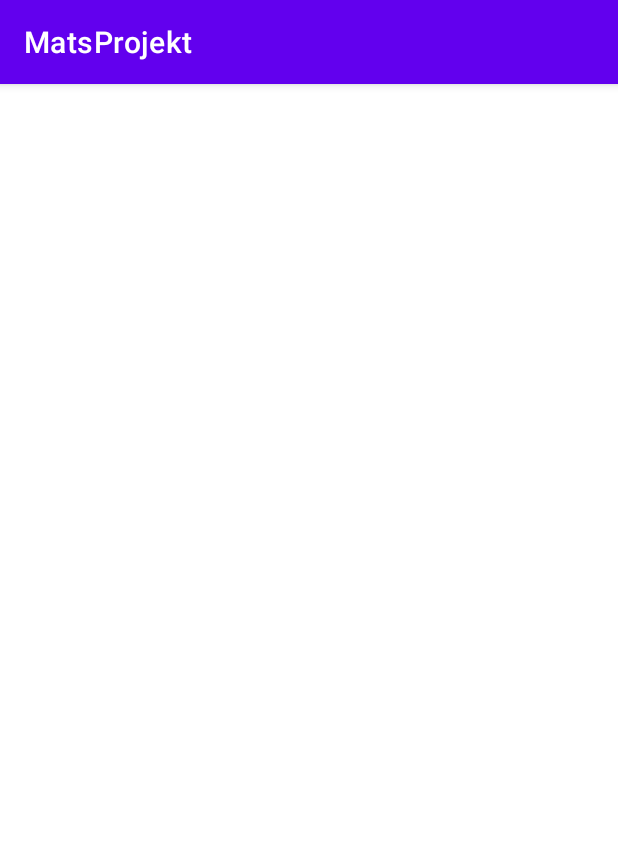
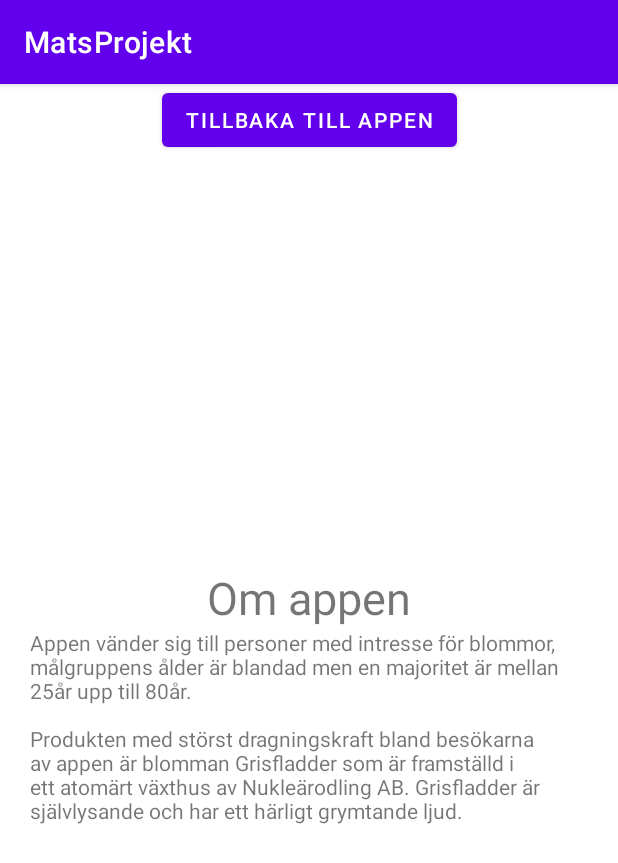
Before and after one commit to i19matla/MatsProjekt, an Android app: the about screen opened directly, with no data from a screen before it, on a phone screen of 412 x 824 dp. Shown: the top 863 px of the screen. Run offline under Robolectric (Android 15) with nearby library versions, the phone set to English and light mode, and no system bars.

Commit message:
Knapp tillagd för att kunna navigera tillbaka till mainsidan.
Två textview tillagda i xmlfilen om appen i en linearlayout.

```diff
--- a/app/src/main/java/com/matslath/matsprojekt/about.java
+++ b/app/src/main/java/com/matslath/matsprojekt/about.java
@@ -3,6 +3,8 @@ package com.matslath.matsprojekt;
 import androidx.appcompat.app.AppCompatActivity;
 
 import android.os.Bundle;
+import android.view.View;
+import android.widget.Button;
 
 public class about extends AppCompatActivity {
 
@@ -10,5 +12,13 @@ public class about extends AppCompatActivity {
     protected void onCreate(Bundle savedInstanceState) {
         super.onCreate(savedInstanceState);
         setContentView(R.layout.activity_about);
+
+        Button close = findViewById(R.id.tillMain);
+        close.setOnClickListener(new View.OnClickListener() {
+            @Override
+            public void onClick(View view) {
+                finish();
+            }
+        });
     }
 }
--- a/app/src/main/res/layout/activity_about.xml
+++ b/app/src/main/res/layout/activity_about.xml
@@ -4,4 +4,44 @@
     xmlns:tools="http://schemas.android.com/tools"
     android:layout_width="match_parent"
     android:layout_height="match_parent"
-    tools:context=".about"/>
+    tools:context=".about">
+
+    <Button
+        android:id="@+id/tillMain"
+        android:layout_width="wrap_content"
+        android:layout_height="wrap_content"
+        android:text="Tillbaka till appen"
+        app:layout_constraintEnd_toEndOf="parent"
+        app:layout_constraintStart_toStartOf="parent"
+        app:layout_constraintTop_toTopOf="parent" />
+
+    <LinearLayout
+        android:layout_width="wrap_content"
+        android:layout_height="wrap_content"
+        android:orientation="vertical"
+        app:layout_constraintBottom_toBottomOf="parent"
+        app:layout_constraintEnd_toEndOf="parent"
+        app:layout_constraintStart_toStartOf="parent"
+        app:layout_constraintTop_toBottomOf="@+id/tillMain"
+        android:gravity="center">
+
+        <TextView
+            android:id="@+id/textView3"
+            android:layout_width="wrap_content"
+            android:layout_height="wrap_content"
+            android:text="Om appen"
+            android:textSize="30sp" />
+
+        <TextView
+            android:id="@+id/textView2"
+            android:layout_width="wrap_content"
+            android:layout_height="wrap_content"
+            android:text="Appen vänder sig till personer med intresse för blommor, målgruppens ålder är blandad men en majoritet är mellan 25år upp till 80år.\n\nProdukten med störst dragningskraft bland besökarna av appen är blomman Grisfladder som är framställd i ett atomärt växthus av Nukleärodling AB. Grisfladder är självlysande och har ett härligt grymtande ljud."
+            android:textSize="14sp"
+            android:layout_marginLeft="20dp"
+            android:layout_marginRight="20dp"/>
+
+
+    </LinearLayout>
+
+</androidx.constraintlayout.widget.ConstraintLayout>
```
